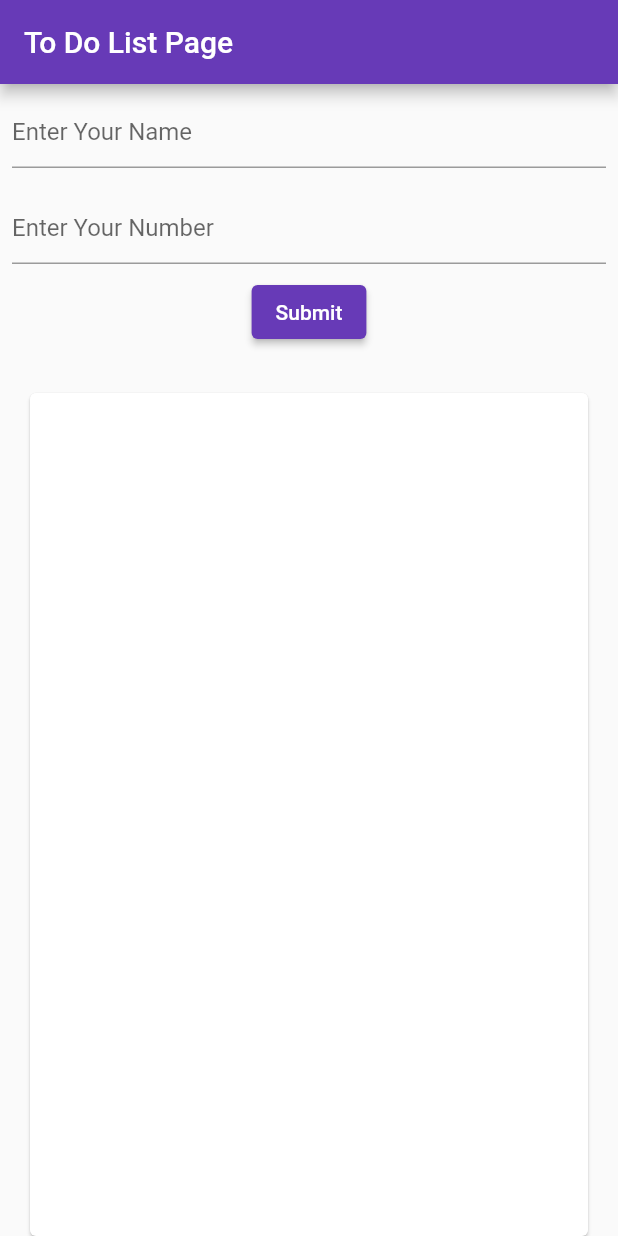
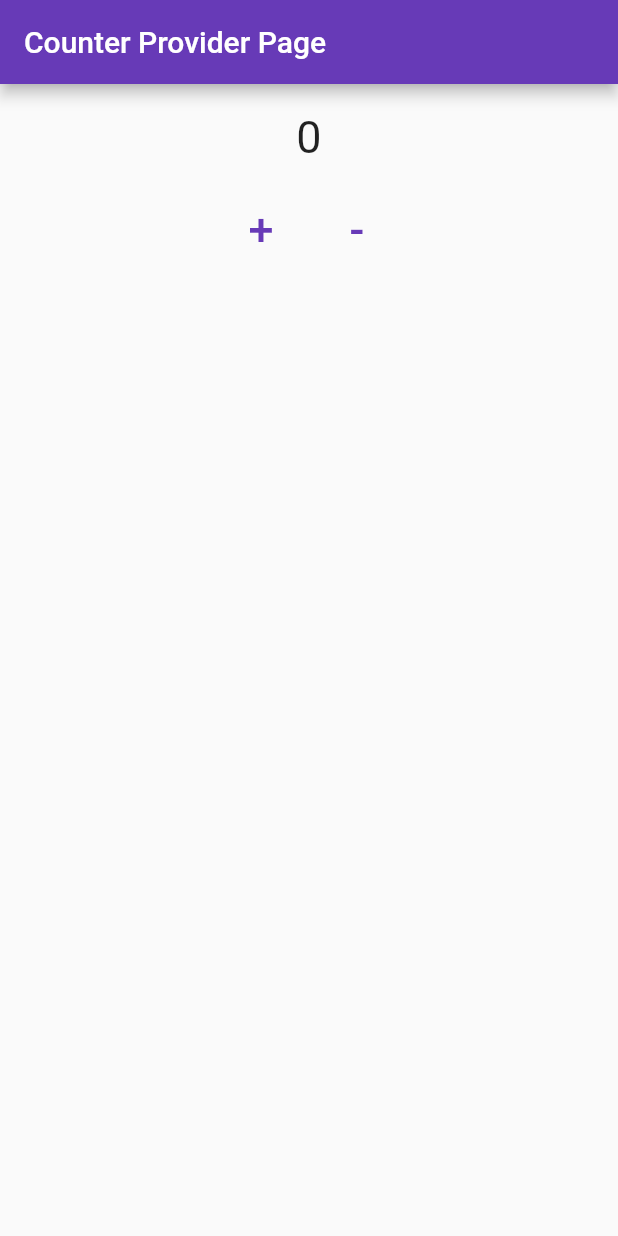
Before and after one commit to muhammadikbal21/flutter-upskilling, a Flutter app: the screen it shows after launch, on a phone screen of 412 x 824 dp. Run offline on Flutter 3.47's test engine with Material 2 defaults, Android fonts, the phone set to English and light mode, and no system bars.

Commit message:
counter dengan setState langsung di TextButton

```diff
--- /dev/null
+++ b/lib/counter/counter.dart
@@ -0,0 +1,52 @@
+import 'package:flutter/material.dart';
+
+class CounterScreen extends StatefulWidget {
+  const CounterScreen({ Key? key }) : super(key: key);
+
+  @override
+  _CounterScreenState createState() => _CounterScreenState();
+}
+
+class _CounterScreenState extends State<CounterScreen> {
+  int value = 0;
+
+  @override
+  Widget build(BuildContext context) {
+    return Scaffold(
+      appBar: AppBar(
+        title: Text("Counter Provider Page")
+      ),
+      body: Column(
+        children: [
+          Padding(
+            padding: const EdgeInsets.all(18.0),
+            child: Text(value.toString(), style: TextStyle(fontSize: 30.0)),
+          ),
+          Row(
+            mainAxisAlignment: MainAxisAlignment.center,
+            children: [
+              TextButton(
+                onPressed: () {
+                  setState(() {
+                    value++;
+                  });
+                },
+                child: Text('+', style: TextStyle(fontSize: 30.0))
+              ),
+              TextButton(
+                onPressed: () {
+                  setState(() {
+                    if (value > 0) {
+                      value--;
+                    }
+                  });
+                },
+                child: Text('-', style: TextStyle(fontSize: 30.0))
+              ),
+            ],
+          )
+        ],
+      )
+    );
+  }
+}
--- a/lib/main.dart
+++ b/lib/main.dart
@@ -1,6 +1,5 @@
 import 'package:flutter/material.dart';
-import 'package:flutter_upskilling/screen/todo_detail_screen.dart';
-import 'package:flutter_upskilling/screen/todo_screen.dart';
+import 'package:flutter_upskilling/counter/counter.dart';
 
 void main() {
   runApp(MyApp());
@@ -15,7 +14,7 @@ class MyApp extends StatelessWidget {
         primarySwatch: Colors.deepPurple,
       ),
       routes: {
-        '/': (context) => TodoScreen(),
+        '/': (context) => CounterScreen(),
       },
     );
   }
--- a/lib/model/todo_model.dart
+++ /dev/null
@@ -1,7 +0,0 @@
-class TodoModel {
-  int id;
-  String name;
-  String number;
-
-  TodoModel(this.id, this.name, this.number);
-}
--- a/lib/repository/todo_repository.dart
+++ /dev/null
@@ -1,27 +0,0 @@
-import 'package:flutter_upskilling/model/todo_model.dart';
-
-class TodoRepository {
-  List<TodoModel> todos = <TodoModel>[];
-
-  String name = "";
-
-  setName(String name) {
-    this.name = name;
-  }
-
-  getName() {
-    return name;
-  }
-
-  List<TodoModel> getListTodo() {
-    return todos;
-  }
-
-  addTodo(TodoModel todoModel) {
-    todos.add(todoModel);
-  }
-
-  deleteTodo(int id) {
-    todos.removeWhere((element) => element.id == id);
-  }
-}
--- a/lib/screen/todo_screen.dart
+++ /dev/null
@@ -1,135 +0,0 @@
-import 'package:flutter/material.dart';
-import 'package:flutter_upskilling/model/todo_model.dart';
-import 'package:flutter_upskilling/repository/todo_repository.dart';
-import 'package:flutter_upskilling/screen/todo_detail_screen.dart';
-
-class TodoScreen extends StatefulWidget {
-  const TodoScreen({ Key? key }) : super(key: key);
-
-  @override
-  _TodoScreenState createState() => _TodoScreenState();
-}
-
-class _TodoScreenState extends State<TodoScreen> {
-  TodoRepository _todoRepository = new TodoRepository();
-  TextEditingController todoName = new TextEditingController();
-  TextEditingController todoNumber = new TextEditingController();
-  final GlobalKey<FormState> _formKey = new GlobalKey<FormState>();
-
-  @override
-  Widget build(BuildContext context) {
-    return SafeArea(
-      child: Scaffold(
-        appBar: AppBar(
-          title: Text("To Do List Page"),
-        ),
-        body: Column(
-          children: [
-            Form(
-              key: _formKey,
-              child: Column(
-                children: [
-                  Padding(
-                    padding: const EdgeInsets.all(8.0),
-                    child: TextFormField(
-                      decoration: InputDecoration(hintText: "Enter Your Name"),
-                      controller: todoName,
-                      validator: (String? value) {
-                        if (value == null || value.isEmpty) {
-                          return 'Please enter your Name';
-                        }
-                        return null;
-                      },
-                    ),
-                  ),
-                  Padding(
-                    padding: const EdgeInsets.all(8.0),
-                    child: TextFormField(
-                      decoration: InputDecoration(hintText: "Enter Your Number"),
-                      controller: todoNumber,
-                      validator: (String? value) {
-                        if (value == null || value.isEmpty) {
-                          return 'Please enter your Number';
-                        }
-                        return null;
-                      },
-                    ),
-                  ),
-                  ElevatedButton(
-                    onPressed: () {
-                      if (_formKey.currentState!.validate()) {
-                        setState(() {
-                          _todoRepository.addTodo(new TodoModel(
-                            _todoRepository.getListTodo().length + 1,
-                            todoName.text,
-                            todoNumber.text
-                          ));
-                        });
-                      }
-                    },
-                    child: Text('Submit')
-                  )
-                ],
-              )
-            ),
-            Expanded(
-              child: Card(
-                margin: EdgeInsets.fromLTRB(20, 30, 20, 0),
-                child: Scrollbar(
-                  child: ListView.builder(
-                    itemCount: _todoRepository.getListTodo().length,
-                    itemBuilder: (context, index) {
-                      return Column(
-                        children: [
-                          ListTile(
-                            leading: Icon(
-                              Icons.account_box,
-                              size: 40,
-                            ),
-                            title: Row(
-                              mainAxisAlignment: MainAxisAlignment.spaceBetween,
-                              children: [
-                                Column(
-                                  mainAxisAlignment: MainAxisAlignment.start,
-                                  children: [
-                                    Text("Name: ${_todoRepository.getListTodo()[index].name},"),
-                                    Text("Number: ${_todoRepository.getListTodo()[index].number},"),
-                                  ]
-                                ),
-                                ElevatedButton(
-                                  onPressed: () {
-                                    setState(() {
-                                      _todoRepository.deleteTodo(
-                                        _todoRepository.getListTodo()[index].id
-                                      );
-                                    });
-                                  },
-                                  child: Icon(Icons.delete_forever, size: 25)
-                                )
-                              ]
-                            ),
-                            onTap: () {
-                              Navigator.push(
-                                context,
-                                MaterialPageRoute(
-                                  builder: (context) => TodoDetailScreen(
-                                    todoModel: _todoRepository.getListTodo()[index]
-                                  )
-                                )
-                              );
-                            },
-                          )
-                        ],
-                      );
-                    }
-                  )
-                ),
-              )
-            )
-          ]
-        ),
-      )
-
-    );
-  }
-}
```
Also changed, not shown: lib/screen/todo_detail_screen.dart (deleted, +0 -47 lines).
